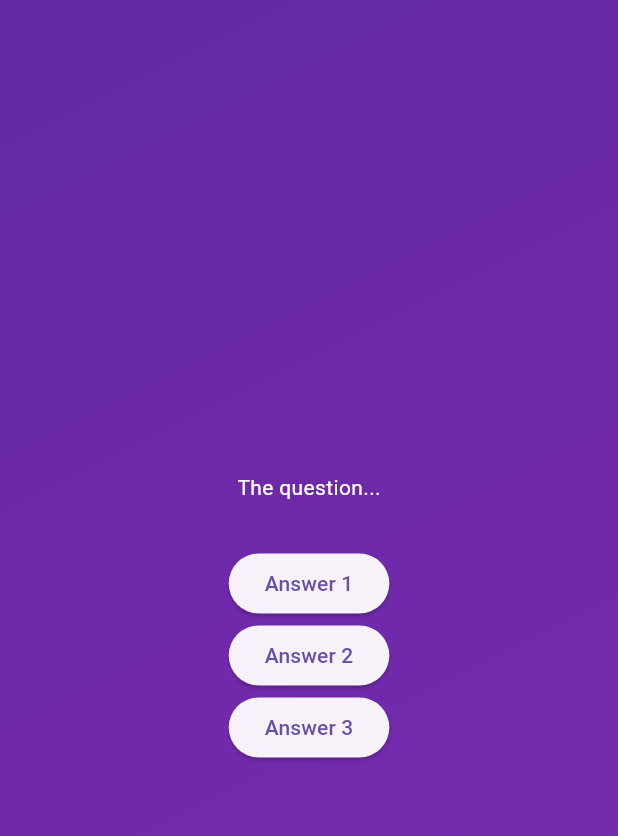
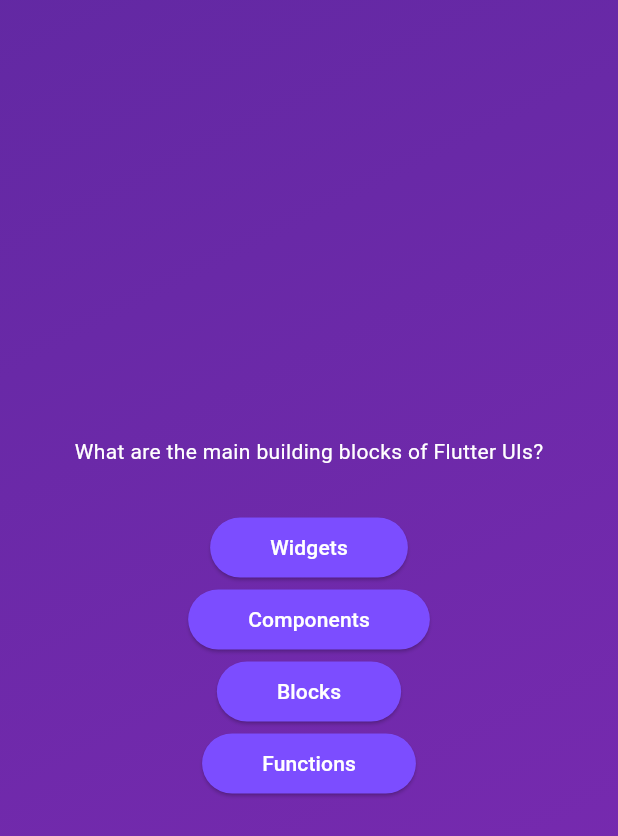
Before and after one commit to nihadcodes/quiz-app, a Flutter app: the screen it shows after launch, after a tap on "Start Quiz", on a phone screen of 412 x 824 dp. Shown: the top 836 px of the screen. Run offline on Flutter 3.47's test engine with Material 3 defaults, Android fonts, the phone set to English and light mode, and no system bars.

Commit message:
added questions dynamically

```diff
--- /dev/null
+++ b/lib/answer_button.dart
@@ -0,0 +1,26 @@
+import 'package:flutter/material.dart';
+
+class AnswerButton extends StatelessWidget {
+  const AnswerButton ({
+    super.key,
+    required this.answerText,
+    required this.onTap,
+  });
+
+  final String answerText;
+  final void Function() onTap;
+
+  @override
+  Widget build(BuildContext context) {
+    return  ElevatedButton (
+      onPressed: onTap,
+      style: ElevatedButton.styleFrom(
+        padding: EdgeInsets.symmetric(vertical: 10, horizontal: 40),
+        backgroundColor: Colors.deepPurpleAccent,
+        foregroundColor: Colors.white,
+        shape: RoundedRectangleBorder(borderRadius: BorderRadius.circular(40)),
+      ),
+      child: Text(answerText),
+    );
+  }
+}
--- a/lib/questions_screen.dart
+++ b/lib/questions_screen.dart
@@ -1,40 +1,35 @@
 import 'package:flutter/material.dart';
+import 'package:quiz_app/data/questions.dart';
+import 'answer_button.dart';
 
 class QuestionScreen extends StatefulWidget {
   const QuestionScreen({super.key});
+
   @override
   State<QuestionScreen> createState() {
     return _QuestionScreenState();
-
   }
 }
 
 class _QuestionScreenState extends State<QuestionScreen> {
   @override
   Widget build(context) {
+    final currenQuestion = questions[0];
     return SizedBox(
       width: double.infinity,
-  child:   Column(
+      child: Column(
         mainAxisAlignment: MainAxisAlignment.center,
-
         children: [
-    Text('The question...', style: TextStyle(
+          Text(
+            currenQuestion.text,
+            style: const TextStyle(
               color: Colors.white,
-    ),),
+            ),
+          ),
           SizedBox(height: 30),
-    ElevatedButton (
-      onPressed: () {},
-      child: Text('Answer 1'),
-    ),
-
-    ElevatedButton(
-    onPressed: () {},
-      child: Text('Answer 2'),
-    ),
-    ElevatedButton (
-      onPressed: () {},
-      child: Text('Answer 3'),
-    ),
+          ...currenQuestion.answers.map((answer){
+            return AnswerButton(answerText: answer, onTap: () {});
+          })
         ],
       ),
     );
```
Lines whose indentation alone changed are shown as unchanged.
